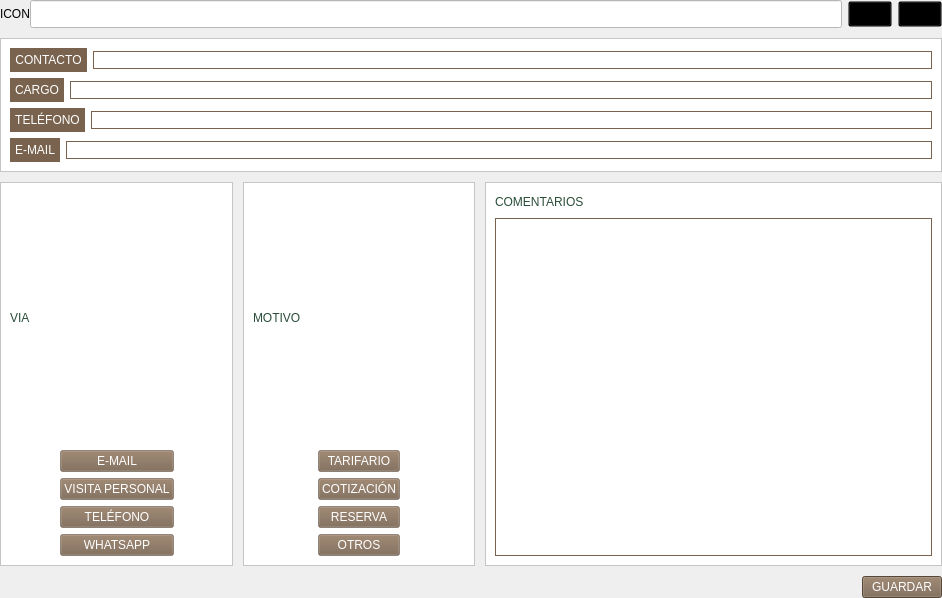
The window that page_1.ui (altitude-solutions/Camino_Real_Desktop) describes before a commit, drawn with Qt 5.
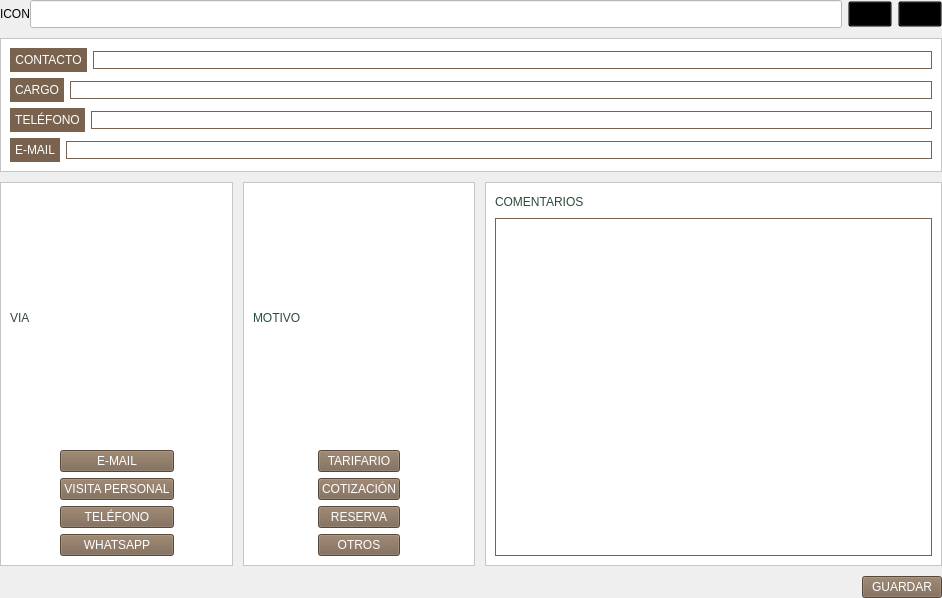
The same window after the commit.

The edit to the form file:
```diff
--- a/page_1.ui
+++ b/page_1.ui
@@ -358,11 +358,12 @@
               <property name="styleSheet">
                <string notr="true">font: 12pt &quot;MS Shell Dlg 2&quot;;
 color:white;
-background-color:rgba(121,99,78,50%);;
+background-color:#79634E;;
 min-width:8.5em;
 max-width:8.5em;
 min-height:2.5em;
-max-height:2.5em;</string>
+max-height:2.5em;
+</string>
               </property>
               <property name="text">
                <string>E-MAIL</string>
@@ -374,11 +375,12 @@
               <property name="styleSheet">
                <string notr="true">font: 12pt &quot;MS Shell Dlg 2&quot;;
 color:white;
-background-color:rgba(121,99,78,50%);;
+background-color:#79634E;;
 min-width:8.5em;
 max-width:8.5em;
 min-height:2.5em;
-max-height:2.5em;</string>
+max-height:2.5em;
+</string>
               </property>
               <property name="text">
                <string>VISITA PERSONAL</string>
@@ -390,11 +392,12 @@
               <property name="styleSheet">
                <string notr="true">font: 12pt &quot;MS Shell Dlg 2&quot;;
 color:white;
-background-color:rgba(121,99,78,50%);;
+background-color:#79634E;;
 min-width:8.5em;
 max-width:8.5em;
 min-height:2.5em;
-max-height:2.5em;</string>
+max-height:2.5em;
+</string>
               </property>
               <property name="text">
                <string>TELÉFONO</string>
@@ -406,11 +409,12 @@
               <property name="styleSheet">
                <string notr="true">font: 12pt &quot;MS Shell Dlg 2&quot;;
 color:white;
-background-color:rgba(121,99,78,50%);;
+background-color:#79634E;;
 min-width:8.5em;
 max-width:8.5em;
 min-height:2.5em;
-max-height:2.5em;</string>
+max-height:2.5em;
+</string>
               </property>
               <property name="text">
                <string>WHATSAPP</string>
@@ -499,11 +503,12 @@
               <property name="styleSheet">
                <string notr="true">font: 12pt &quot;MS Shell Dlg 2&quot;;
 color:white;
-background-color:rgba(121,99,78,50%);;
+background-color:#79634E;;
 min-width:8.5em;
 max-width:8.5em;
 min-height:2.5em;
-max-height:2.5em;</string>
+max-height:2.5em;
+</string>
               </property>
               <property name="text">
                <string>TARIFARIO</string>
@@ -515,11 +520,12 @@
               <property name="styleSheet">
                <string notr="true">font: 12pt &quot;MS Shell Dlg 2&quot;;
 color:white;
-background-color:rgba(121,99,78,50%);;
+background-color:#79634E;;
 min-width:8.5em;
 max-width:8.5em;
 min-height:2.5em;
-max-height:2.5em;</string>
+max-height:2.5em;
+</string>
               </property>
               <property name="text">
                <string>COTIZACIÓN</string>
@@ -531,11 +537,12 @@
               <property name="styleSheet">
                <string notr="true">font: 12pt &quot;MS Shell Dlg 2&quot;;
 color:white;
-background-color:rgba(121,99,78,50%);;
+background-color:#79634E;;
 min-width:8.5em;
 max-width:8.5em;
 min-height:2.5em;
-max-height:2.5em;</string>
+max-height:2.5em;
+</string>
               </property>
               <property name="text">
                <string>RESERVA</string>
@@ -547,11 +554,12 @@
               <property name="styleSheet">
                <string notr="true">font: 12pt &quot;MS Shell Dlg 2&quot;;
 color:white;
-background-color:rgba(121,99,78,50%);;
+background-color:#79634E;;
 min-width:8.5em;
 max-width:8.5em;
 min-height:2.5em;
-max-height:2.5em;</string>
+max-height:2.5em;
+</string>
               </property>
               <property name="text">
                <string>OTROS</string>
```
